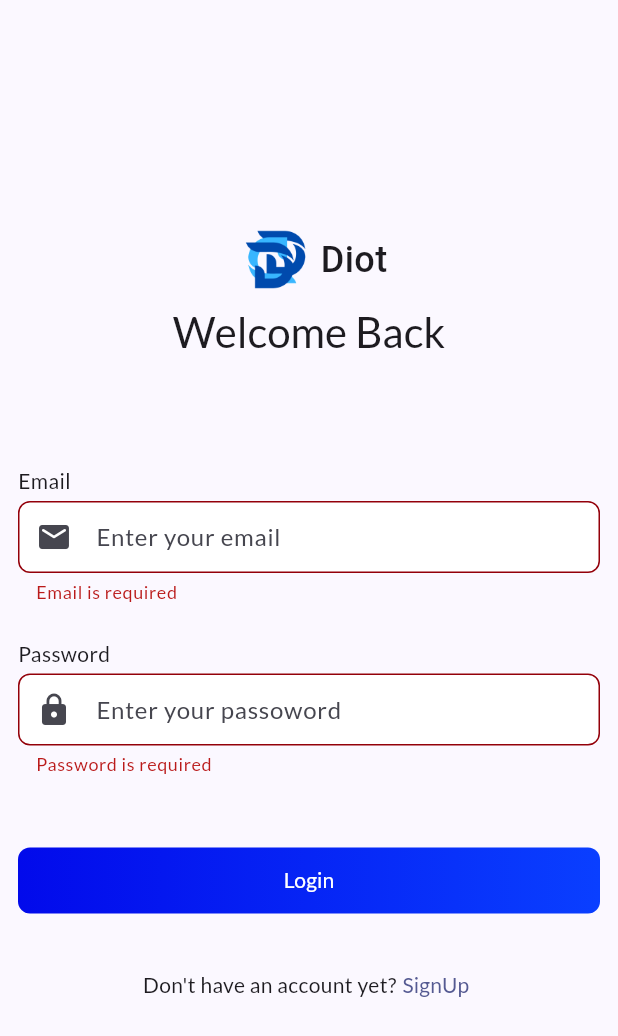
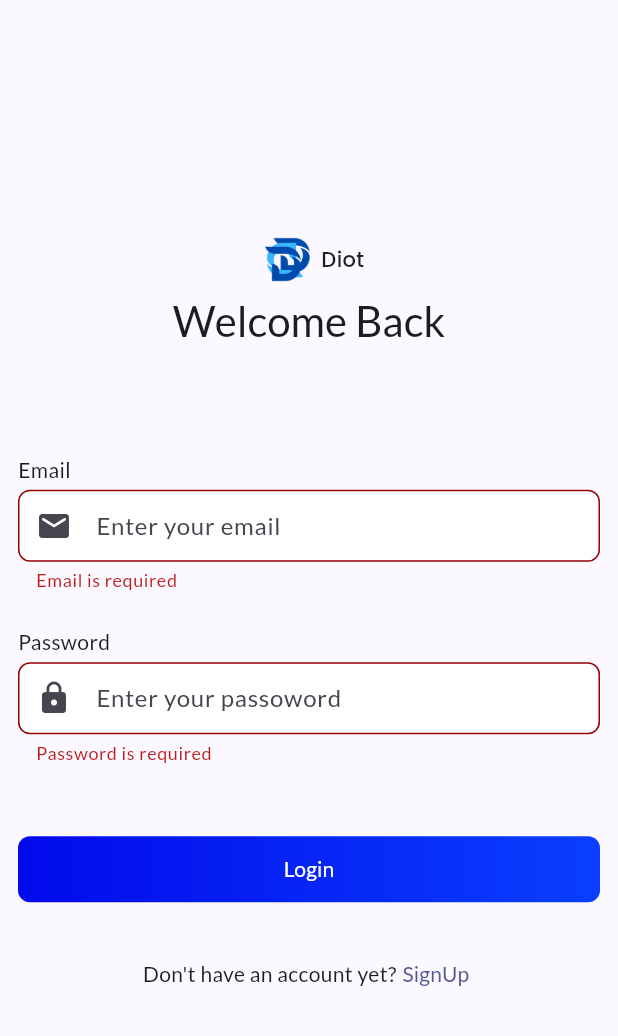
Before and after one commit to sanam-tamang/diot, a Flutter app: the screen it shows after launch, after a tap on "Login", on a phone screen of 412 x 824 dp. Shown: the top 1036 px of the screen. Run offline on Flutter 3.47's test engine with Material 3 defaults, Android fonts, the phone set to English and light mode, and no system bars; drawn by our look-alikes of auto_size_text; our stand-ins replace cached_network_image, cloud_firestore, connectivity_plus, equatable, file_picker, firebase_auth and 9 more; missing offline and left inert: flutter_quill; accounts and stored records are empty; generated files the repository leaves out were written again.

Commit message:
logo size updated

```diff
--- a/lib/core/widgets/app_logo.dart
+++ b/lib/core/widgets/app_logo.dart
@@ -1,45 +1,27 @@
 // ignore_for_file: public_member_api_docs, sort_constructors_first
 import 'package:auto_size_text/auto_size_text.dart';
 import 'package:flutter/material.dart';
+import 'package:google_fonts/google_fonts.dart';
 
-class AppLogo extends StatefulWidget {
+class AppLogo extends StatelessWidget {
   const AppLogo({
     super.key,
     this.center = false,
   });
   final bool center;
-  @override
-  State<AppLogo> createState() => _AppLogoState();
-}
-
-class _AppLogoState extends State<AppLogo> {
-  late final Image logo;
-  @override
-  void initState() {
-    logo = Image.asset("assets/icons/logo.png");
-    super.initState();
-  }
-
-  @override
-  void didChangeDependencies() {
-    precacheImage(logo.image, context);
-    super.didChangeDependencies();
-  }
 
   @override
   Widget build(BuildContext context) {
     return SizedBox(
-      height: 60,
+      height: 45,
       child: Row(
         mainAxisAlignment:
-            widget.center ? MainAxisAlignment.center : MainAxisAlignment.start,
+            center ? MainAxisAlignment.center : MainAxisAlignment.start,
         children: [
-          logo,
-          const AutoSizeText(
+          SizedBox(height: 45, child: Image.asset("assets/icons/logo.png")),
+          AutoSizeText(
             'Diot',
-            style: TextStyle(
-              fontFamily: 'Roboto',
-              fontSize: 24,
+            style: GoogleFonts.poppins(
               fontWeight: FontWeight.w500,
             ),
           )
--- a/lib/features/load_rqm/load_rqm_page.dart
+++ b/lib/features/load_rqm/load_rqm_page.dart
@@ -4,7 +4,6 @@ import 'package:flutter/material.dart';
 import 'package:flutter_bloc/flutter_bloc.dart';
 
 import '../auth/blocs/user_cubit/user_cubit.dart';
-
 
 ///this will help to redirect the page base on
 ///user state
@@ -21,6 +20,14 @@ class _LoadRQMState extends State<LoadRQM> {
     context.read<UserCubit>().currentUser();
     super.initState();
   }
+
+  @override
+  void didChangeDependencies() {
+    precacheImage(const ExactAssetImage("assets/icons/logo.png"), context);
+    super.didChangeDependencies();
+  }
+
+
 
   @override
   Widget build(BuildContext context) {
```
